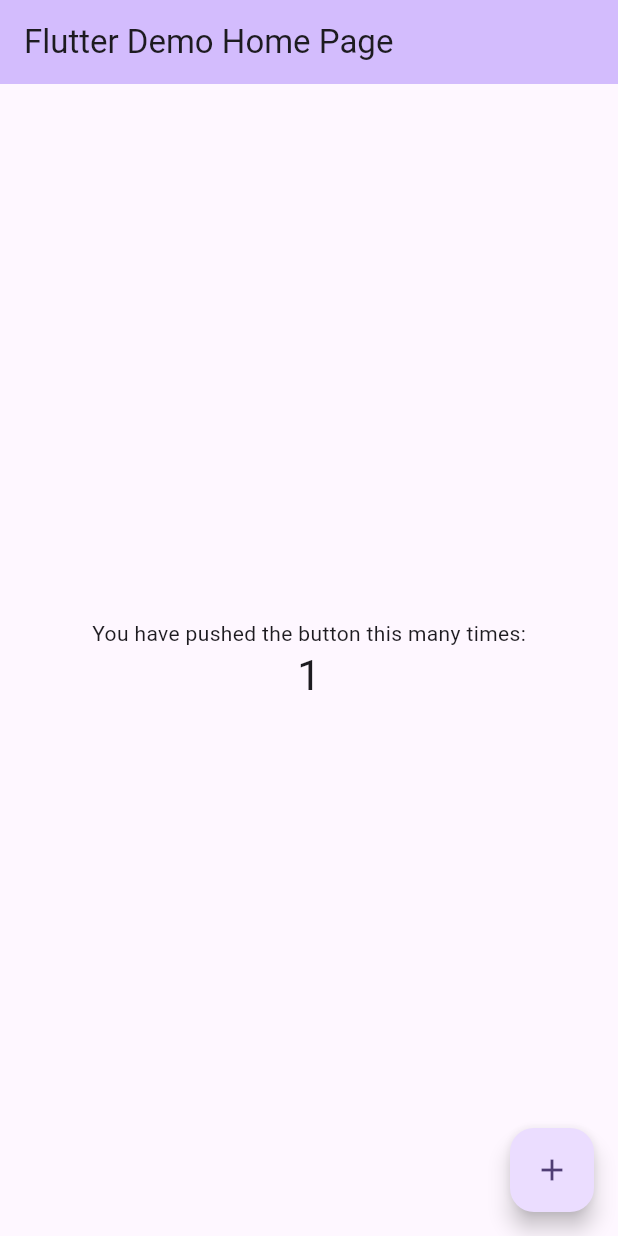
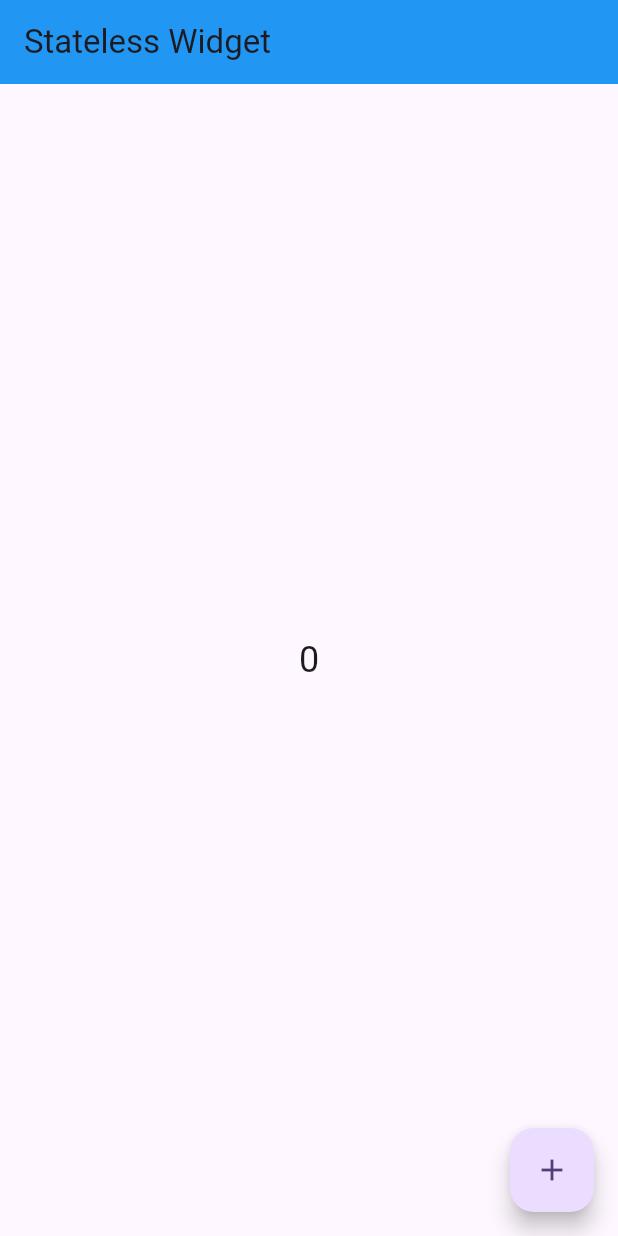
Before and after one commit to bhavyasree2004/Learning-Flutter, a Flutter app: the screen it shows after launch, after a tap on the "add" icon, on a phone screen of 412 x 824 dp. Run offline on Flutter 3.47's test engine with Material 3 defaults, Android fonts, the light colour scheme and no system bars.

Commit message:
counter-app

```diff
--- /dev/null
+++ b/stateless_widget/lib/home_page.dart
@@ -0,0 +1,27 @@
+import 'package:flutter/material.dart';
+
+class HomePage extends StatelessWidget {
+  HomePage({super.key});
+
+  @override
+  Widget build(BuildContext context) {
+    // TODO: implement build
+    int count = 0;
+    return Scaffold(
+      appBar: AppBar(
+        title: Text("Stateless Widget"),
+        backgroundColor: Colors.blue,
+      ),
+      body: Center(
+        child: Text(count.toString(), style: TextStyle(fontSize: 24)),
+      ),
+      floatingActionButton: FloatingActionButton(
+        onPressed: () {
+          print(count);
+          count++;
+        },
+        child: Icon(Icons.add),
+      ),
+    );
+  }
+}
--- a/stateless_widget/lib/main.dart
+++ b/stateless_widget/lib/main.dart
@@ -1,4 +1,5 @@
 import 'package:flutter/material.dart';
+import 'package:stateless_widget/home_page.dart';
 
 void main() {
   runApp(const MyApp());
@@ -30,93 +31,7 @@
         // tested with just a hot reload.
         colorScheme: ColorScheme.fromSeed(seedColor: Colors.deepPurple),
       ),
-      home: const MyHomePage(title: 'Flutter Demo Home Page'),
+      home: HomePage(),
     );
   }
 }
-
-class MyHomePage extends StatefulWidget {
-  const MyHomePage({super.key, required this.title});
-
-  // This widget is the home page of your application. It is stateful, meaning
-  // that it has a State object (defined below) that contains fields that affect
-  // how it looks.
-
-  // This class is the configuration for the state. It holds the values (in this
-  // case the title) provided by the parent (in this case the App widget) and
-  // used by the build method of the State. Fields in a Widget subclass are
-  // always marked "final".
-
-  final String title;
-
-  @override
-  State<MyHomePage> createState() => _MyHomePageState();
-}
-
-class _MyHomePageState extends State<MyHomePage> {
-  int _counter = 0;
-
-  void _incrementCounter() {
-    setState(() {
-      // This call to setState tells the Flutter framework that something has
-      // changed in this State, which causes it to rerun the build method below
-      // so that the display can reflect the updated values. If we changed
-      // _counter without calling setState(), then the build method would not be
-      // called again, and so nothing would appear to happen.
-      _counter++;
-    });
-  }
-
-  @override
-  Widget build(BuildContext context) {
-    // This method is rerun every time setState is called, for instance as done
-    // by the _incrementCounter method above.
-    //
-    // The Flutter framework has been optimized to make rerunning build methods
-    // fast, so that you can just rebuild anything that needs updating rather
-    // than having to individually change instances of widgets.
-    return Scaffold(
-      appBar: AppBar(
-        // TRY THIS: Try changing the color here to a specific color (to
-        // Colors.amber, perhaps?) and trigger a hot reload to see the AppBar
-        // change color while the other colors stay the same.
-        backgroundColor: Theme.of(context).colorScheme.inversePrimary,
-        // Here we take the value from the MyHomePage object that was created by
-        // the App.build method, and use it to set our appbar title.
-        title: Text(widget.title),
-      ),
-      body: Center(
-        // Center is a layout widget. It takes a single child and positions it
-        // in the middle of the parent.
-        child: Column(
-          // Column is also a layout widget. It takes a list of children and
-          // arranges them vertically. By default, it sizes itself to fit its
-          // children horizontally, and tries to be as tall as its parent.
-          //
-          // Column has various properties to control how it sizes itself and
-          // how it positions its children. Here we use mainAxisAlignment to
-          // center the children vertically; the main axis here is the vertical
-          // axis because Columns are vertical (the cross axis would be
-          // horizontal).
-          //
-          // TRY THIS: Invoke "debug painting" (choose the "Toggle Debug Paint"
-          // action in the IDE, or press "p" in the console), to see the
-          // wireframe for each widget.
-          mainAxisAlignment: MainAxisAlignment.center,
-          children: <Widget>[
-            const Text('You have pushed the button this many times:'),
-            Text(
-              '$_counter',
-              style: Theme.of(context).textTheme.headlineMedium,
-            ),
-          ],
-        ),
-      ),
-      floatingActionButton: FloatingActionButton(
-        onPressed: _incrementCounter,
-        tooltip: 'Increment',
-        child: const Icon(Icons.add),
-      ), // This trailing comma makes auto-formatting nicer for build methods.
-    );
-  }
-}
```
